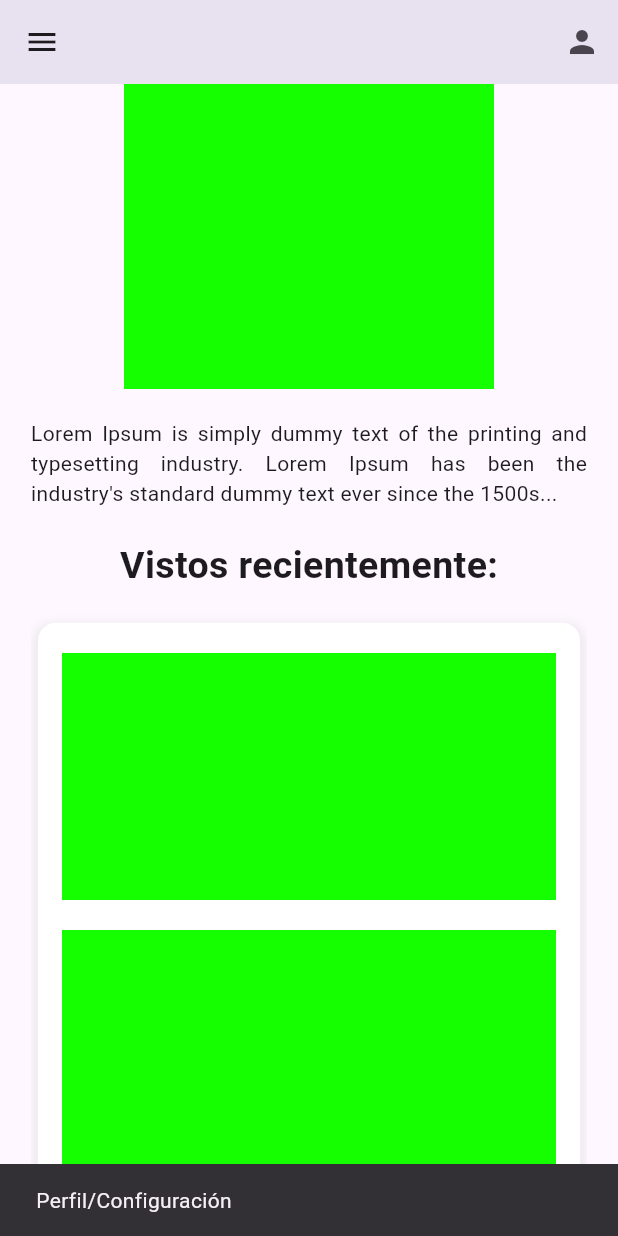
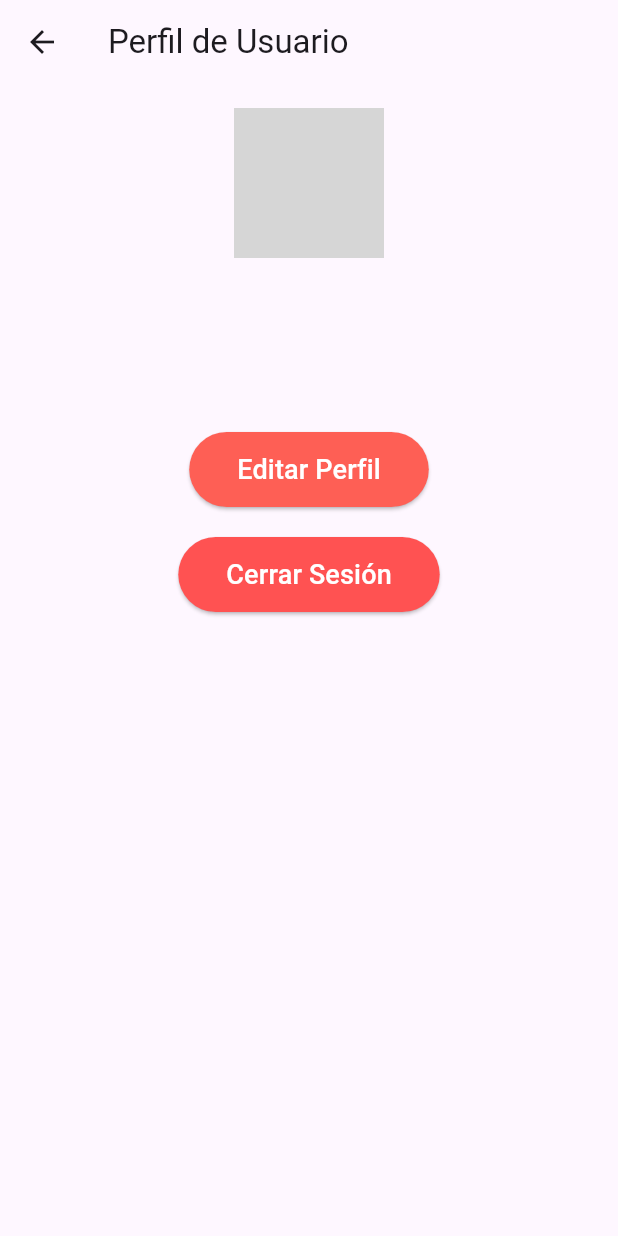
Before and after one commit to AplicacionesMoviles-WS64/FastLearners-FrontEnd, a Flutter app: the HomeScreen screen opened directly, scrolled down 141 dp, after a tap on the "person" icon, on a phone screen of 412 x 824 dp. Run offline on Flutter 3.47's test engine with Material 3 defaults, Android fonts, the phone set to English and light mode, and no system bars; grey boxes are pictures that could not be loaded.

Commit message:
ProfileScreen

```diff
--- a/lib/home_screen.dart
+++ b/lib/home_screen.dart
@@ -1,3 +1,4 @@
+import 'package:fastlearners_frontend_flutter/profile_screen.dart';
 import 'package:flutter/material.dart';
 import 'createrepository_screen.dart';
 
@@ -19,8 +20,10 @@ class _HomeScreenState extends State<HomeScreen> {
           IconButton(
             icon: Icon(Icons.person),
             onPressed: () {
-              ScaffoldMessenger.of(context).showSnackBar(
-                SnackBar(content: Text('Perfil/Configuración')),
+              Navigator.pop(context);
+              Navigator.push(
+                context,
+                MaterialPageRoute(builder: (context) => UserProfileScreen(userName: '', email: '',)),
               );
             },
           ),
--- /dev/null
+++ b/lib/profile_screen.dart
@@ -0,0 +1,85 @@
+import 'package:flutter/material.dart';
+
+class UserProfileScreen extends StatelessWidget {
+  final String userName;
+  final String email;
+
+  const UserProfileScreen({
+    Key? key,
+    required this.userName,
+    required this.email,
+  }) : super(key: key);
+
+  @override
+  Widget build(BuildContext context) {
+    return Scaffold(
+      appBar: AppBar(
+        title: Text('Perfil de Usuario'),
+      ),
+      body: Padding(
+        padding: const EdgeInsets.all(16.0),
+        child: Column(
+          crossAxisAlignment: CrossAxisAlignment.center,
+          children: [
+            Center(
+              child: CircleAvatar(
+                radius: 50,
+                backgroundImage: AssetImage('assets/images/avatar.png'),
+              ),
+            ),
+            SizedBox(height: 16),
+            Text(
+              userName,
+              style: TextStyle(
+                fontSize: 24,
+                fontWeight: FontWeight.bold,
+              ),
+            ),
+            SizedBox(height: 8),
+            Text(
+              email,
+              style: TextStyle(
+                fontSize: 18,
+                color: Colors.grey[600],
+              ),
+            ),
+            SizedBox(height: 32),
+            ElevatedButton(
+              onPressed: () {
+                // Acciones al editar el perfil
+                ScaffoldMessenger.of(context).showSnackBar(
+                  SnackBar(content: Text('Función de editar perfil no implementada')),
+                );
+              },
+              style: ElevatedButton.styleFrom(
+                backgroundColor: Color.fromRGBO(254, 95, 85, 1),
+                padding: EdgeInsets.symmetric(horizontal: 32.0, vertical: 12.0),
+              ),
+              child: Text(
+                'Editar Perfil',
+                style: TextStyle(fontSize: 18, color: Colors.white),
+              ),
+            ),
+            SizedBox(height: 20),
+            ElevatedButton(
+              onPressed: () {
+
+                ScaffoldMessenger.of(context).showSnackBar(
+                  SnackBar(content: Text('Cerrando sesión...')),
+                );
+              },
+              style: ElevatedButton.styleFrom(
+                backgroundColor: Colors.redAccent,
+                padding: EdgeInsets.symmetric(horizontal: 32.0, vertical: 12.0),
+              ),
+              child: Text(
+                'Cerrar Sesión',
+                style: TextStyle(fontSize: 18, color: Colors.white),
+              ),
+            ),
+          ],
+        ),
+      ),
+    );
+  }
+}
```
Also changed, not shown: lib/createrepository_screen.dart (+15 -3 lines), lib/repository_screen.dart (+60 -5 lines), lib/uploadcontent_screen.dart (+8 -5 lines), 3 other files.
